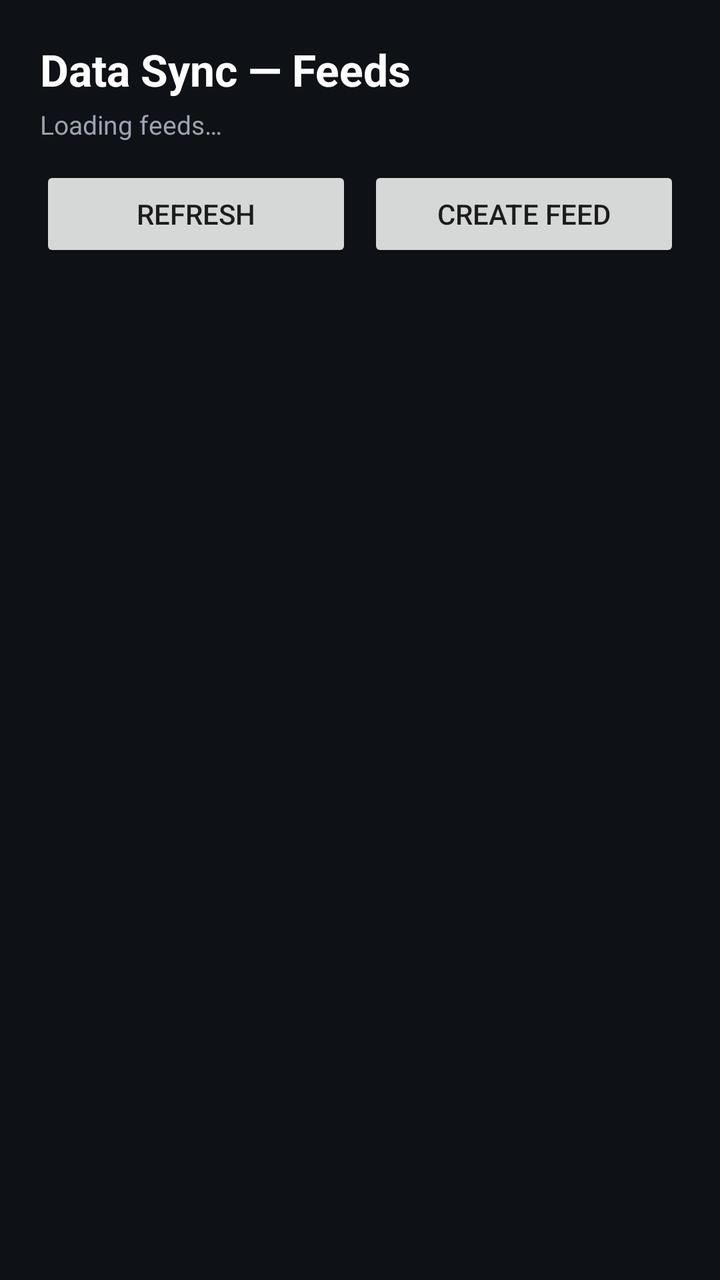
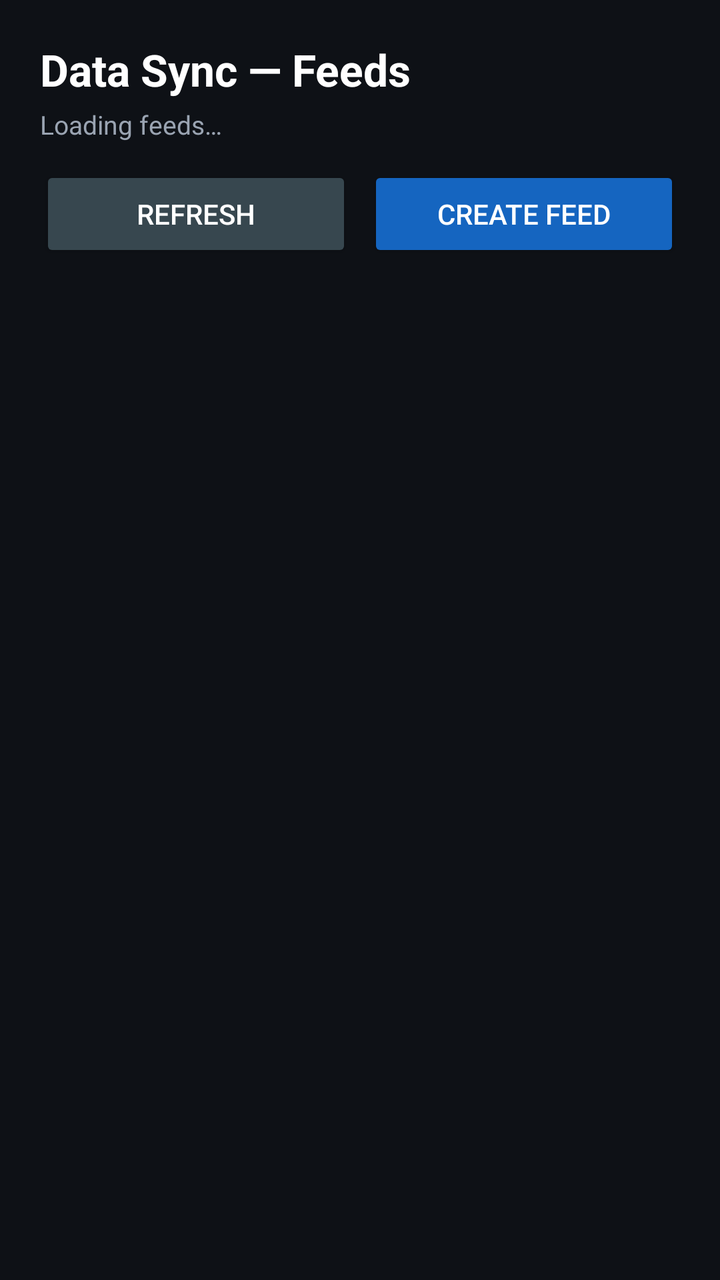

Before-and-after screenshots of an Android layout around one commit, followed by the original layout XML and the change that was made.
<!-- AndroidManifest.xml: application theme AppTheme -->
<!-- res/layout/activity_data_sync.xml -->
<?xml version="1.0" encoding="utf-8"?>
<LinearLayout xmlns:android="http://schemas.android.com/apk/res/android"
    android:layout_width="match_parent"
    android:layout_height="match_parent"
    android:orientation="vertical"
    android:background="@color/tp_bg_data_sync"
    android:padding="20dp">

    <TextView
        android:layout_width="wrap_content"
        android:layout_height="wrap_content"
        android:text="Data Sync — Feeds"
        android:textColor="@color/tp_text_primary"
        android:textSize="22sp"
        android:textStyle="bold" />

    <TextView
        android:id="@+id/dsStatus"
        android:layout_width="match_parent"
        android:layout_height="wrap_content"
        android:layout_marginTop="4dp"
        android:text="Loading feeds…"
        android:textColor="@color/tp_text_cool"
        android:textSize="13sp" />

    <LinearLayout
        android:layout_width="match_parent"
        android:layout_height="wrap_content"
        android:orientation="horizontal"
        android:layout_marginTop="12dp">

        <Button
            android:id="@+id/dsRefresh"
            android:layout_width="0dp"
            android:layout_height="wrap_content"
            android:layout_weight="1"
            android:text="Refresh" />

        <Button
            android:id="@+id/dsCreate"
            android:layout_width="0dp"
            android:layout_height="wrap_content"
            android:layout_weight="1"
            android:layout_marginStart="8dp"
            android:text="Create Feed" />
    </LinearLayout>

    <TextView
        android:id="@+id/dsJoined"
        android:layout_width="match_parent"
        android:layout_height="wrap_content"
        android:layout_marginTop="12dp"
        android:text=""
        android:textColor="@color/tp_state_go"
        android:textSize="14sp"
        android:textStyle="bold" />

    <ScrollView
        android:layout_width="match_parent"
        android:layout_height="0dp"
        android:layout_weight="1"
        android:layout_marginTop="8dp">

        <LinearLayout
            android:id="@+id/dsFeedList"
            android:layout_width="match_parent"
            android:layout_height="wrap_content"
            android:orientation="vertical" />
    </ScrollView>
</LinearLayout>
<!-- resources referenced by this layout -->
<resources>
  <color name="tp_bg_data_sync">#0E1116</color>
  <color name="tp_state_go">#4CAF50</color>
  <color name="tp_text_cool">#9AA4B2</color>
  <color name="tp_text_primary">#FFFFFF</color>
  <style name="AppTheme" parent="Theme.AppCompat.Light.DarkActionBar">
          
          <item name="colorPrimary">@color/colorPrimary</item>
          <item name="colorPrimaryDark">@color/colorPrimaryDark</item>
          <item name="colorAccent">@color/colorAccent</item>
          <item name="android:navigationBarColor">@color/colorPrimary</item>
          <item name="actionMenuTextAppearance">@style/menu_item_appearance</item>
      </style>
  <color name="colorPrimary">#314268</color>
  <color name="colorPrimaryDark">#314268</color>
  <color name="colorAccent">#314268</color>
  <style name="menu_item_appearance" parent="@android:style/TextAppearance.Holo.Widget.ActionBar.Menu">
          <item name="android:textSize">25sp</item>
      </style>
</resources>

<!-- the commit's change to res/layout/activity_data_sync.xml (unified diff, before → after) -->
@@ -31,6 +31,7 @@
 
         <Button
             android:id="@+id/dsRefresh"
+            style="@style/TakButton.Neutral"
             android:layout_width="0dp"
             android:layout_height="wrap_content"
             android:layout_weight="1"
@@ -38,6 +39,7 @@
 
         <Button
             android:id="@+id/dsCreate"
+            style="@style/TakButton.Info"
             android:layout_width="0dp"
             android:layout_height="wrap_content"
             android:layout_weight="1"
<!-- resource entries referenced after the edit -->
@@ -4,6 +4,12 @@
   <color name="tp_state_go">#4CAF50</color>
   <color name="tp_text_cool">#9AA4B2</color>
   <color name="tp_text_primary">#FFFFFF</color>
+  <style name="TakButton.Info">
+          <item name="android:backgroundTint">@color/tp_btn_info</item>
+      </style>
+  <style name="TakButton.Neutral">
+          <item name="android:backgroundTint">@color/tp_btn_neutral</item>
+      </style>
   <style name="AppTheme" parent="Theme.AppCompat.Light.DarkActionBar">
           
           <item name="colorPrimary">@color/colorPrimary</item>
@@ -12,6 +18,8 @@
           <item name="android:navigationBarColor">@color/colorPrimary</item>
           <item name="actionMenuTextAppearance">@style/menu_item_appearance</item>
       </style>
+  <color name="tp_btn_info">#1565C0</color>
+  <color name="tp_btn_neutral">#37474F</color>
   <color name="colorPrimary">#314268</color>
   <color name="colorPrimaryDark">#314268</color>
   <color name="colorAccent">#314268</color>
